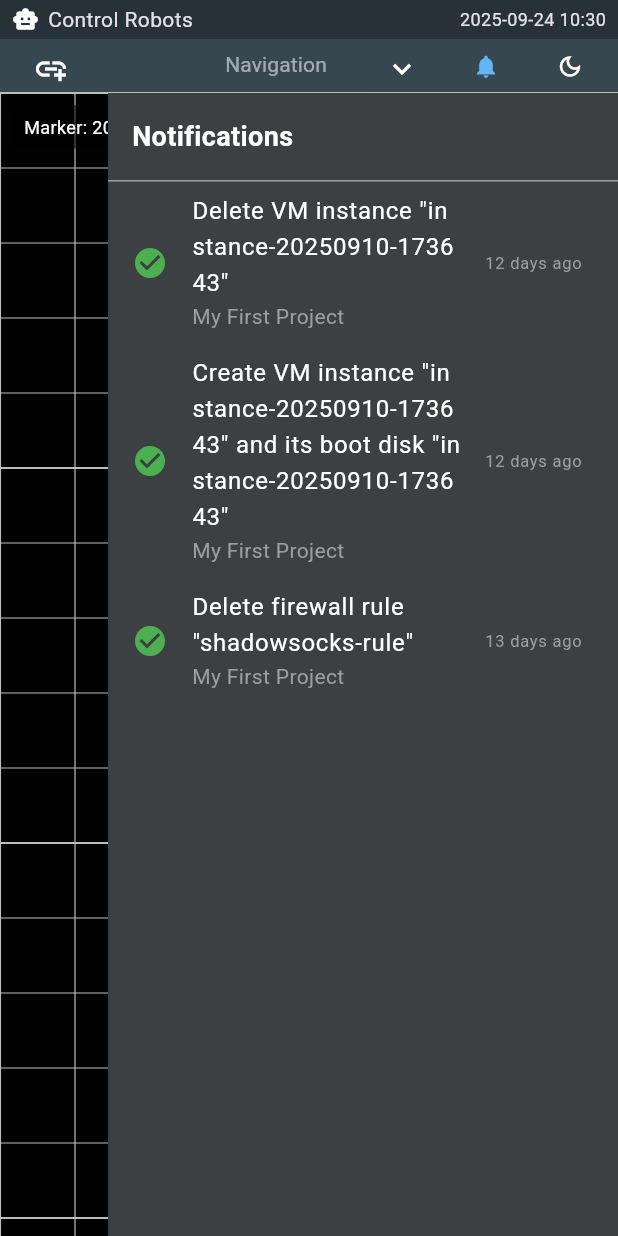
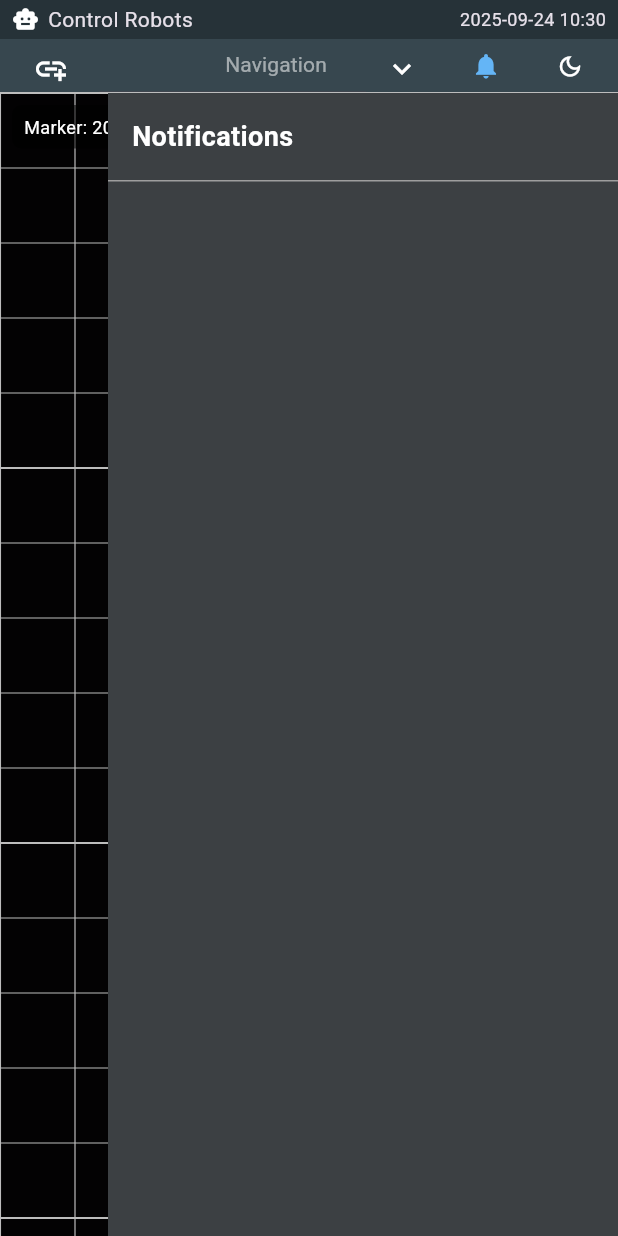
Before and after one commit to geommax/myapp, a Flutter app: the screen it shows after launch, after a tap on the "notifications" icon, on a phone screen of 412 x 824 dp. Run offline on Flutter 3.47's test engine with Material 3 defaults, Android fonts, the phone set to English and light mode, and no system bars; our stand-ins replace timeago.

Commit message:
yo yo yo

```diff
--- a/lib/pages/home.dart
+++ b/lib/pages/home.dart
@@ -132,10 +132,19 @@ class _HomeState extends State<Home> {
                       ),
 
                       const SizedBox(width: 8),
+                      // ...existing code...
                       Consumer<NotificationProvider>(
-                        builder: (context, notificationProvider, _) => IconButton(
+                        builder: (context, notificationProvider, _) =>
+                            GestureDetector(
+                              behavior: HitTestBehavior.translucent,
+                              onTap: () {
+                                notificationProvider.togglePanel();
+                              },
+                              child: Stack(
+                                children: [
+                                  IconButton(
                                     alignment: Alignment.center,
-                          iconSize: 18,
+                                    iconSize: 20,
                                     tooltip: "Notifications",
                                     icon: Icon(
                                       Icons.notifications,
@@ -148,6 +157,36 @@ class _HomeState extends State<Home> {
                                     onPressed: () {
                                       notificationProvider.togglePanel();
                                     },
+                                  ),
+                                  if (notificationProvider.unreadCount > 0)
+                                    Positioned(
+                                      right: 6,
+                                      top: 6,
+                                      child: Container(
+                                        padding: const EdgeInsets.all(2),
+                                        decoration: BoxDecoration(
+                                          color: Colors.red,
+                                          borderRadius: BorderRadius.circular(
+                                            8,
+                                          ),
+                                        ),
+                                        constraints: const BoxConstraints(
+                                          minWidth: 16,
+                                          minHeight: 16,
+                                        ),
+                                        child: Text(
+                                          '${notificationProvider.unreadCount}',
+                                          style: const TextStyle(
+                                            color: Colors.white,
+                                            fontSize: 10,
+                                            fontWeight: FontWeight.bold,
+                                          ),
+                                          textAlign: TextAlign.center,
+                                        ),
+                                      ),
+                                    ),
+                                ],
+                              ),
                             ),
                       ),
                       const SizedBox(width: 8),
--- a/lib/providers/notification_provider.dart
+++ b/lib/providers/notification_provider.dart
@@ -3,35 +3,25 @@ import '../models/notification_item.dart';
 
 class NotificationProvider with ChangeNotifier {
   bool _showPanel = false;
-  final List<NotificationItem> _notifications = [
-    NotificationItem(
-      title: 'Delete VM instance "instance-20250910-173643"',
-      subtitle: 'My First Project',
-      timestamp: DateTime.now().subtract(const Duration(days: 12)),
-    ),
-    NotificationItem(
-      title:
-          'Create VM instance "instance-20250910-173643" and its boot disk "instance-20250910-173643"',
-      subtitle: 'My First Project',
-      timestamp: DateTime.now().subtract(const Duration(days: 12)),
-    ),
-    NotificationItem(
-      title: 'Delete firewall rule "shadowsocks-rule"',
-      subtitle: 'My First Project',
-      timestamp: DateTime.now().subtract(const Duration(days: 13)),
-    ),
-  ];
+  int _unreadCount = 0;
+  int get unreadCount => _unreadCount;
+
+  final List<NotificationItem> _notifications = [];
 
   bool get showPanel => _showPanel;
   List<NotificationItem> get notifications => _notifications;
 
   void togglePanel() {
     _showPanel = !_showPanel;
+    if (_showPanel) {
+      _unreadCount = 0;
+    }
     notifyListeners();
   }
 
   void addNotification(NotificationItem notification) {
     _notifications.insert(0, notification);
+    _unreadCount++;
     notifyListeners();
   }
 }
```
Also changed, not shown: lib/pages/notification_panel.dart (+100 -0 lines), lib/pages/ribbon_content.dart (+14 -0 lines). Lines whose indentation alone changed are shown as unchanged.
